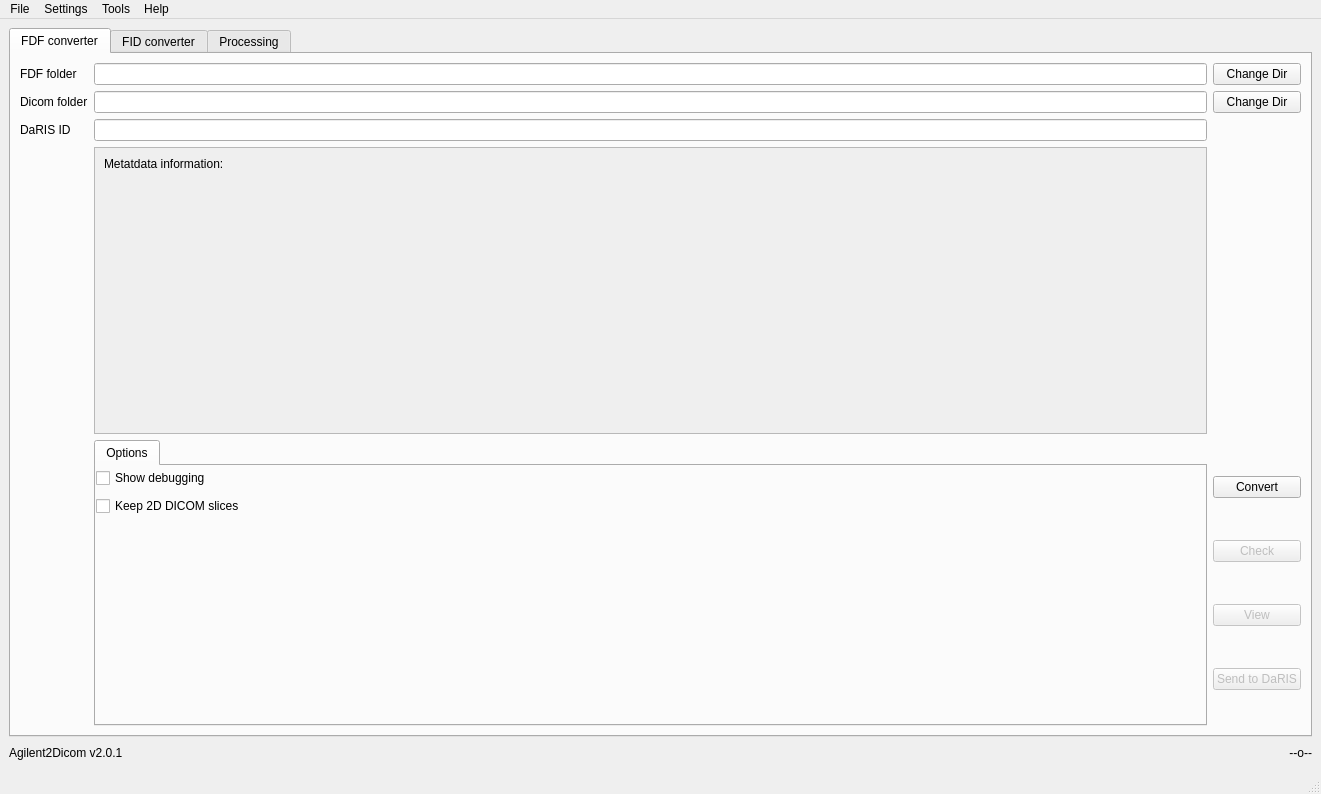
Old version of the form Agilent2DicomQt2.ui in the repository maeager/Agilent2Dicom.
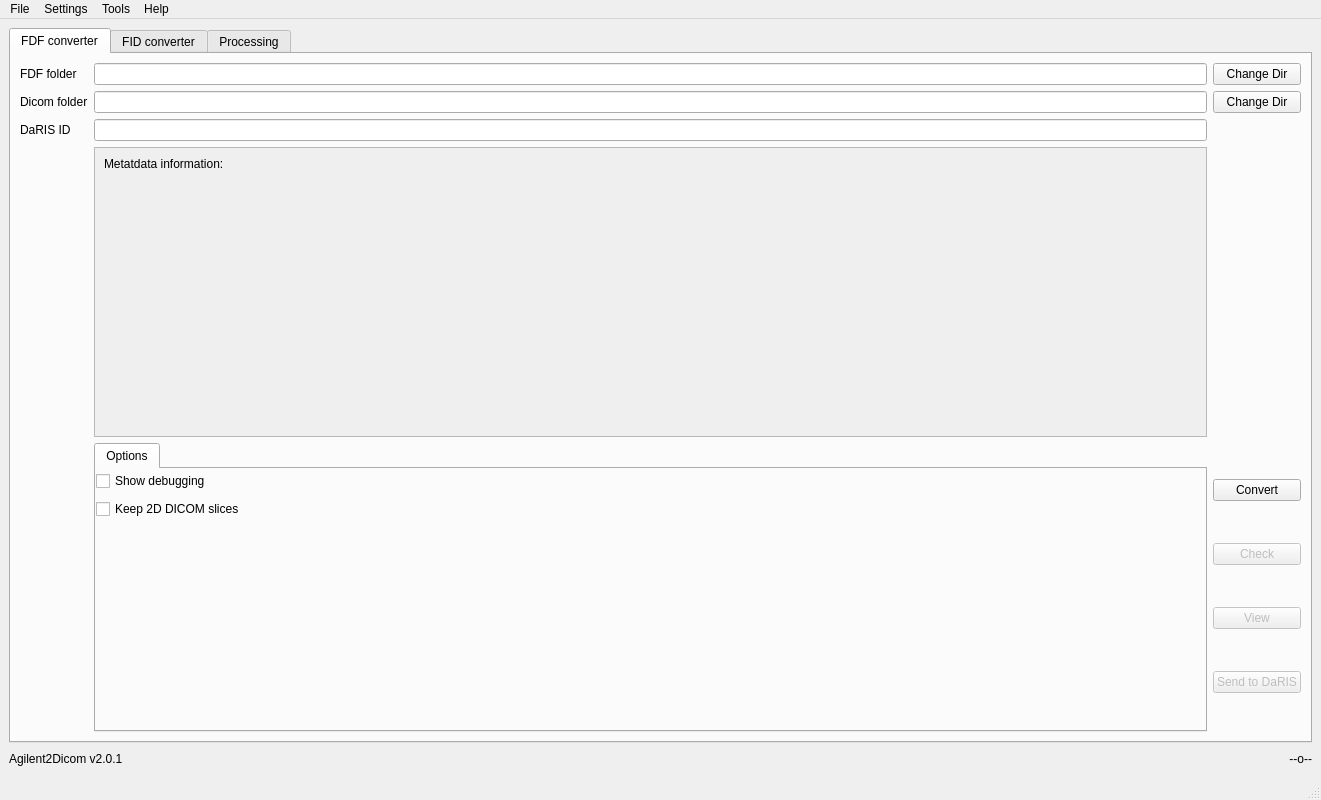
New version of the form. The open tabs and pages were chosen to show the change.

Commit message: GUI focus on NL

The edit to the form file:
```diff
--- a/Agilent2DicomQt2.ui
+++ b/Agilent2DicomQt2.ui
@@ -7,7 +7,7 @@
     <x>0</x>
     <y>0</y>
     <width>1321</width>
-    <height>794</height>
+    <height>800</height>
    </rect>
   </property>
   <property name="windowTitle">
@@ -174,7 +174,7 @@
                <x>0</x>
                <y>0</y>
                <width>1068</width>
-               <height>266</height>
+               <height>269</height>
               </rect>
              </property>
              <layout class="QVBoxLayout" name="verticalLayout_15">
```
Left out of the diff: 4 changed lines with no effect on the pictures. The commit also changes 1 other file.
